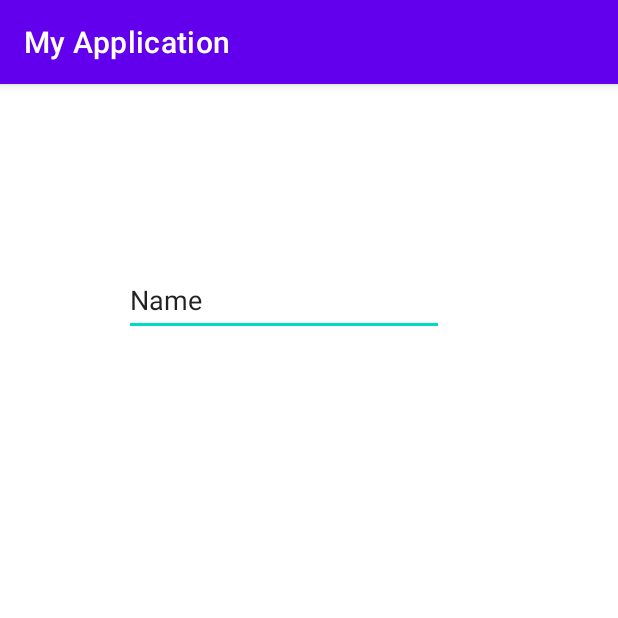
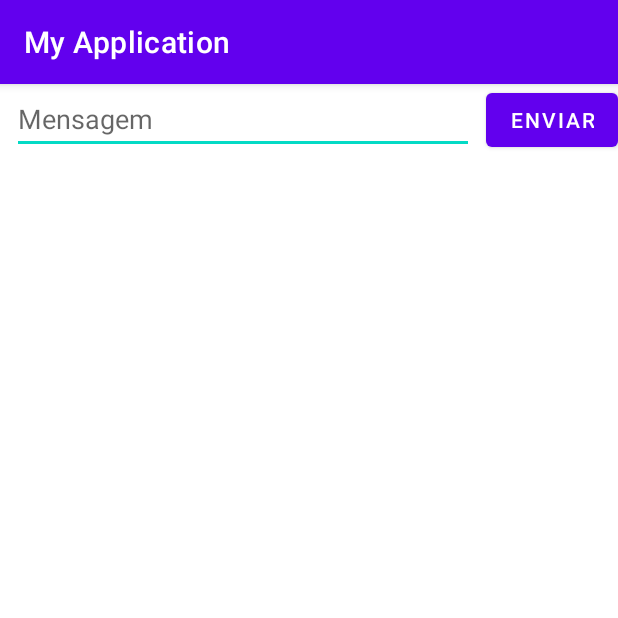
Before and after one commit to Death0bomb/Mensagem, an Android app: the screen it shows after launch (MainActivity), on a phone screen of 412 x 824 dp, the top half of it. Run offline under Robolectric (Android 15) with nearby library versions, the phone set to English and light mode, and no system bars.

Commit message:
Criado uma interface

```diff
--- a/app/src/main/res/layout/activity_main.xml
+++ b/app/src/main/res/layout/activity_main.xml
@@ -7,19 +7,27 @@
     tools:context=".MainActivity">
 
     <EditText
-        android:id="@+id/editTextTextPersonName"
+        android:id="@+id/editTextMensagem"
+        android:layout_width="0dp"
+        android:layout_height="wrap_content"
+        android:layout_marginStart="8dp"
+        android:layout_marginEnd="8dp"
+        android:autofillHints=""
+        android:ems="10"
+        android:hint="Mensagem"
+        android:inputType="textPersonName"
+        android:minHeight="48dp"
+        app:layout_constraintBaseline_toBaselineOf="@+id/buttonEnviar"
+        app:layout_constraintEnd_toStartOf="@+id/buttonEnviar"
+        app:layout_constraintHorizontal_bias="0.5"
+        app:layout_constraintStart_toStartOf="parent" />
+
+    <Button
+        android:id="@+id/buttonEnviar"
         android:layout_width="wrap_content"
         android:layout_height="wrap_content"
-        android:layout_marginStart="85dp"
-        android:layout_marginTop="120dp"
-        android:layout_marginEnd="116dp"
-        android:autofillHints=""
-        android:ems="10"
-        android:inputType="textPersonName"
-        android:minHeight="48dp"
-        android:text="Name"
+        android:text="Enviar"
         app:layout_constraintEnd_toEndOf="parent"
-        app:layout_constraintHorizontal_bias="1.0"
-        app:layout_constraintStart_toStartOf="parent"
         app:layout_constraintTop_toTopOf="parent" />
+
 </androidx.constraintlayout.widget.ConstraintLayout>
```
